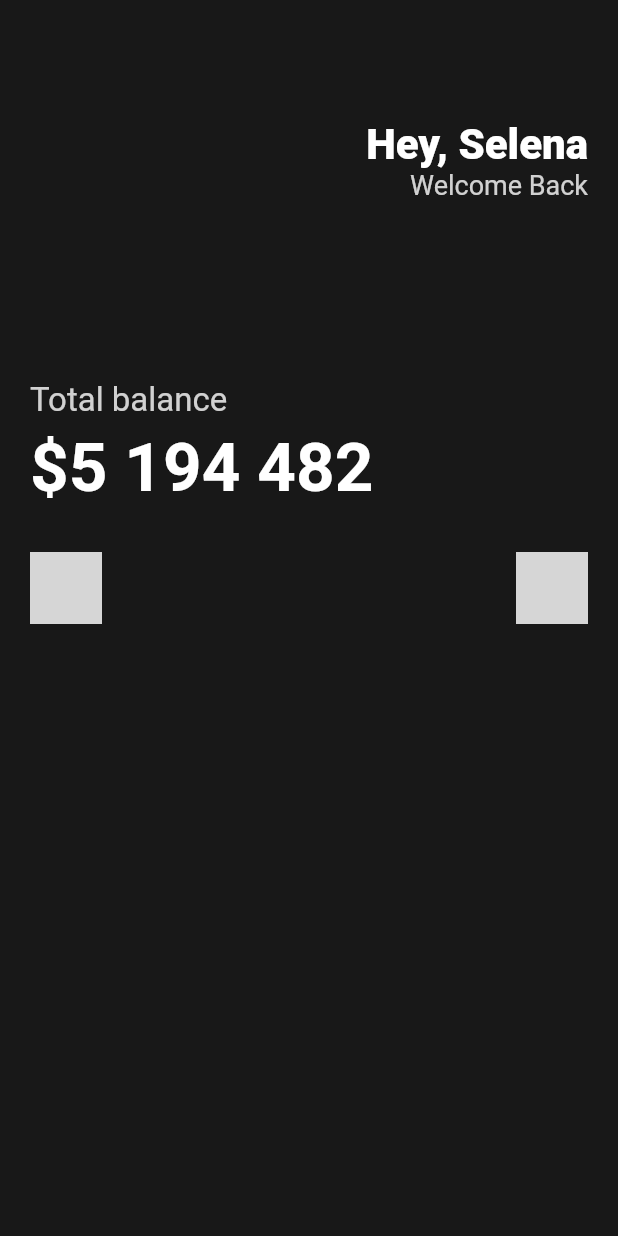
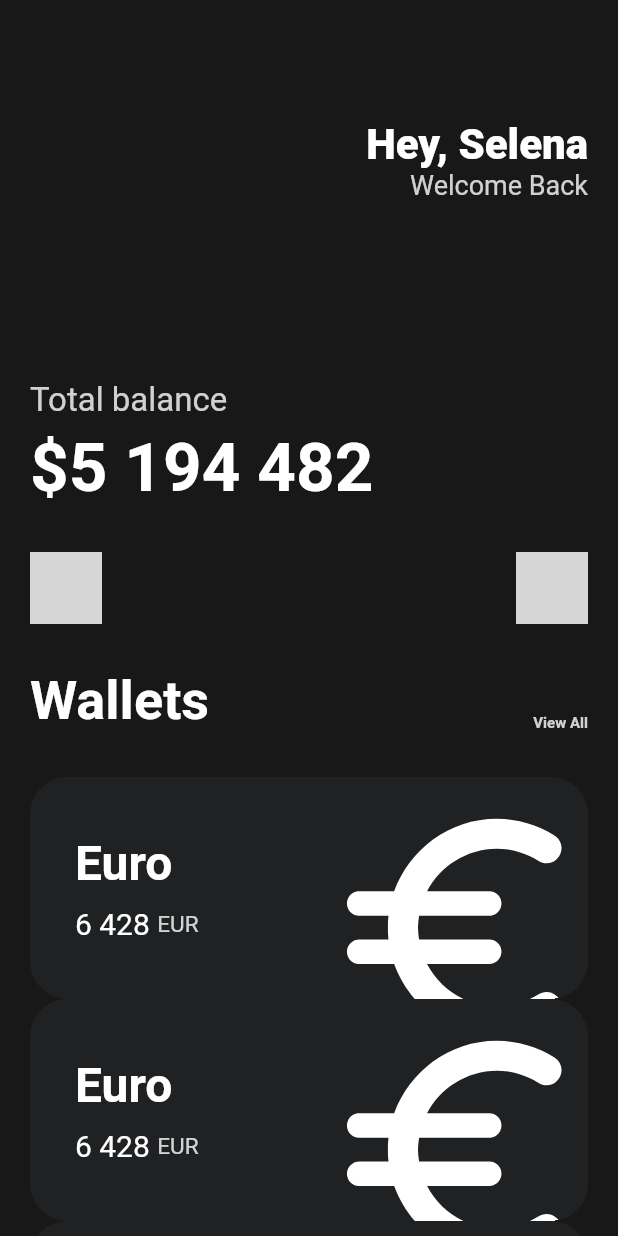
Before and after one commit to songtomtom/flutter-study, a Flutter app: the screen it shows after launch, on a phone screen of 412 x 824 dp. Run offline on Flutter 3.47's test engine with Material 2 defaults, Android fonts, the phone set to English and light mode, and no system bars; statements that could not run were skipped; grey boxes are pictures that could not be loaded.

Commit message:
추가추가

```diff
--- a/lib/main.dart
+++ b/lib/main.dart
@@ -1,5 +1,6 @@
 import 'package:flutter/material.dart';
 import 'package:flutter_toonflix/widget/button.dart';
+import 'package:flutter_toonflix/widget/currency_card.dart';
 
 void main() {
   runApp(const App());
@@ -82,6 +83,48 @@ class App extends StatelessWidget {
                     textColor: Colors.white,
                   ),
                 ],
+              ),
+              const SizedBox(
+                height: 30,
+              ),
+              Row(
+                mainAxisAlignment: MainAxisAlignment.spaceBetween,
+                crossAxisAlignment: CrossAxisAlignment.end,
+                children: [
+                  const Text('Wallets',
+                      style: TextStyle(
+                        color: Colors.white,
+                        fontSize: 36,
+                        fontWeight: FontWeight.w600,
+                      )),
+                  Text('View All',
+                      style: TextStyle(
+                        color: Colors.white.withOpacity(0.8),
+                        fontSize: 10,
+                        fontWeight: FontWeight.w600,
+                      )),
+                ],
+              ),
+              const SizedBox(
+                height: 30,
+              ),
+              const CurrencyCard(
+                name: 'Euro',
+                code: 'EUR',
+                amount: '6 428',
+                icon: Icons.euro_rounded,
+              ),
+              const CurrencyCard(
+                name: 'Euro',
+                code: 'EUR',
+                amount: '6 428',
+                icon: Icons.euro_rounded,
+              ),
+              const CurrencyCard(
+                name: 'Euro',
+                code: 'EUR',
+                amount: '6 428',
+                icon: Icons.euro_rounded,
               )
             ],
           ),
--- /dev/null
+++ b/lib/widget/currency_card.dart
@@ -0,0 +1,81 @@
+import 'package:flutter/material.dart';
+
+class CurrencyCard extends StatelessWidget {
+  final String name, code, amount;
+  final IconData icon;
+
+  const CurrencyCard({
+    super.key,
+    required this.name,
+    required this.code,
+    required this.amount,
+    required this.icon,
+  });
+
+  @override
+  Widget build(BuildContext context) {
+    return Container(
+      clipBehavior: Clip.hardEdge,
+      decoration: BoxDecoration(
+        color: const Color(0xFF1F2123),
+        borderRadius: BorderRadius.circular(25),
+      ),
+      child: Padding(
+        padding: const EdgeInsets.all(30),
+        child: Row(
+          mainAxisAlignment: MainAxisAlignment.spaceBetween,
+          children: [
+            Column(
+              crossAxisAlignment: CrossAxisAlignment.start,
+              children: [
+                Text(
+                  name,
+                  style: const TextStyle(
+                    color: Colors.white,
+                    fontSize: 32,
+                    fontWeight: FontWeight.w600,
+                  ),
+                ),
+                const SizedBox(
+                  height: 10,
+                ),
+                Row(
+                  children: [
+                    Text(
+                      amount,
+                      style: const TextStyle(
+                        color: Colors.white,
+                        fontSize: 20,
+                      ),
+                    ),
+                    const SizedBox(
+                      width: 5,
+                    ),
+                    Text(
+                      code,
+                      style: TextStyle(
+                        color: Colors.white.withOpacity(0.8),
+                        fontSize: 15,
+                      ),
+                    ),
+                  ],
+                )
+              ],
+            ),
+            Transform.scale(
+              scale: 2.2,
+              child: Transform.translate(
+                offset: const Offset(-5, 12),
+                child: Icon(
+                  icon,
+                  color: Colors.white,
+                  size: 88,
+                ),
+              ),
+            )
+          ],
+        ),
+      ),
+    );
+  }
+}
```
